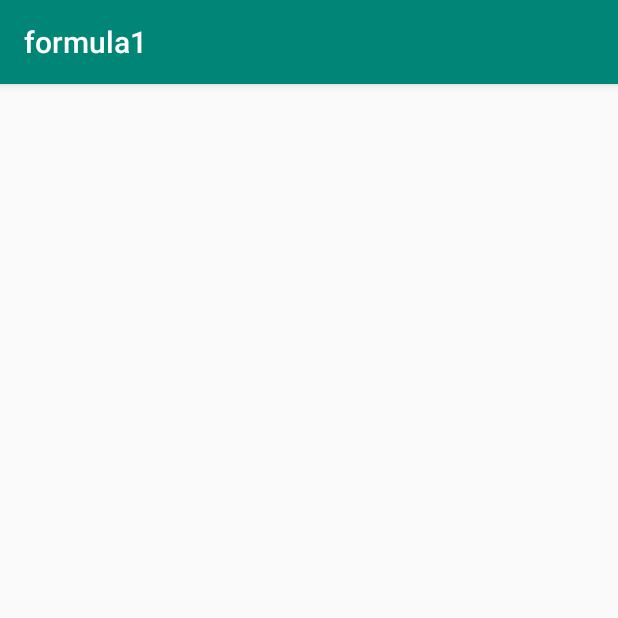
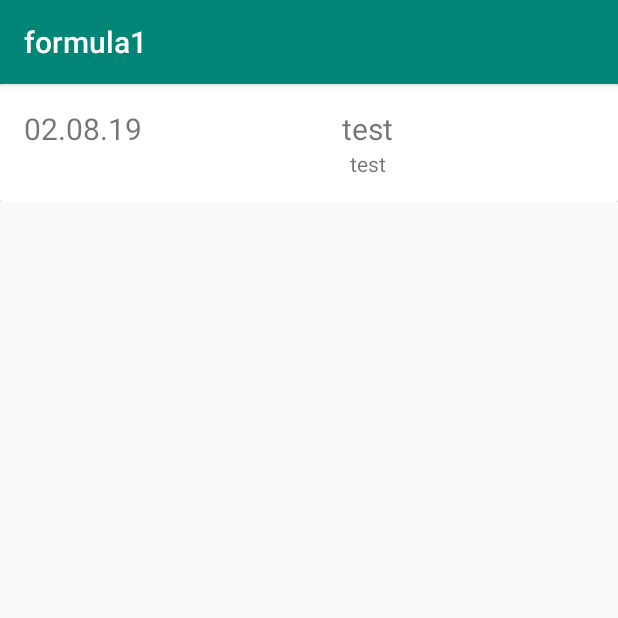
Before and after one commit to Dariaaa/formula1, an Android app: the screen it shows after launch (MainActivity), on a phone screen of 412 x 824 dp, the top half of it. Run offline under Robolectric (Android 15) with nearby library versions, the phone set to English and light mode, and no system bars.

Commit message:
added navigation

```diff
--- a/app/build.gradle
+++ b/app/build.gradle
@@ -42,6 +42,8 @@ dependencies {
     implementation "io.reactivex.rxjava2:rxjava:$rxjava2_version"
     implementation "io.reactivex.rxjava2:rxandroid:$rxandroid_version"
     implementation 'androidx.legacy:legacy-support-v4:1.0.0'
+    implementation "androidx.navigation:navigation-fragment-ktx:$nav_version"
+    implementation "androidx.navigation:navigation-ui-ktx:$nav_version"
     testImplementation 'junit:junit:4.12'
     androidTestImplementation 'androidx.test:runner:1.2.0'
     androidTestImplementation 'androidx.test.espresso:espresso-core:3.2.0'
--- a/app/src/main/java/ru/kd/formula1/MainActivity.kt
+++ b/app/src/main/java/ru/kd/formula1/MainActivity.kt
@@ -2,13 +2,19 @@ package ru.kd.formula1
 
 import androidx.appcompat.app.AppCompatActivity
 import android.os.Bundle
+import androidx.navigation.NavController
+import androidx.navigation.Navigation
+import androidx.navigation.findNavController
 
 class MainActivity : AppCompatActivity() {
 
+    private lateinit var navController: NavController
 
     override fun onCreate(savedInstanceState: Bundle?) {
         super.onCreate(savedInstanceState)
         setContentView(R.layout.activity_main)
+        navController = findNavController(R.id.nav_host_fragment)
+        navController.navigate(R.id.racesFragment)
     }
 
 
--- a/app/src/main/java/ru/kd/formula1/api/entity/RaceTable.kt
+++ b/app/src/main/java/ru/kd/formula1/api/entity/RaceTable.kt
@@ -1,6 +1,5 @@
 package ru.kd.formula1.api.entity
 
-import android.support.v7.util.SortedList
 import com.fasterxml.jackson.annotation.JsonIgnoreProperties
 import com.fasterxml.jackson.annotation.JsonProperty
 
--- a/app/src/main/java/ru/kd/formula1/driver/DriverContract.kt
+++ b/app/src/main/java/ru/kd/formula1/driver/DriverContract.kt
@@ -9,9 +9,9 @@ interface DriverContract{
         fun getAppContext(): Context?
     }
     interface Presenter{
-        fun loadDriverInfo()
         fun attach(view: View)
         fun getContext(): Context?
+        fun loadDriverInfo(driverId: String?)
 
     }
 }
--- a/app/src/main/java/ru/kd/formula1/toplist/TopListContract.kt
+++ b/app/src/main/java/ru/kd/formula1/toplist/TopListContract.kt
@@ -10,10 +10,10 @@ interface TopListContract{
         fun getAppContext(): Context?
     }
     interface Presenter{
-        fun loadTopList()
         fun loadDriverInfo(driverId: String)
         fun getContext(): Context?
         fun attach(view:View)
+        fun loadTopList(season: Int?, round: Int?)
 
     }
 }
--- a/app/src/main/java/ru/kd/formula1/toplist/TopListPresenter.kt
+++ b/app/src/main/java/ru/kd/formula1/toplist/TopListPresenter.kt
@@ -16,7 +16,8 @@ class TopListPresenter:TopListContract.Presenter{
         this.view = view
     }
 
-    override fun loadTopList() {
+    override fun loadTopList(season: Int?, round: Int?) {
+        //todo load data
         val result =  TopListViewModel(listOf(TopListViewModelItem(
             "test", "test",1,50)))
         view.showTopList(result)
--- a/app/src/main/res/layout/activity_main.xml
+++ b/app/src/main/res/layout/activity_main.xml
@@ -7,5 +7,18 @@
         android:layout_height="match_parent"
         tools:context=".MainActivity">
 
+    <fragment
+            android:id="@+id/nav_host_fragment"
+            android:name="androidx.navigation.fragment.NavHostFragment"
+            android:layout_width="0dp"
+            android:layout_height="0dp"
+            app:layout_constraintLeft_toLeftOf="parent"
+            app:layout_constraintRight_toRightOf="parent"
+            app:layout_constraintTop_toTopOf="parent"
+            app:layout_constraintBottom_toBottomOf="parent"
+
+            app:defaultNavHost="true"
+            app:navGraph="@navigation/nav_graph" />
+
 
 </androidx.constraintlayout.widget.ConstraintLayout>
--- /dev/null
+++ b/app/src/main/res/navigation/nav_graph.xml
@@ -0,0 +1,31 @@
+<?xml version="1.0" encoding="utf-8"?>
+<navigation xmlns:android="http://schemas.android.com/apk/res/android"
+            xmlns:app="http://schemas.android.com/apk/res-auto"
+            xmlns:tools="http://schemas.android.com/tools" android:id="@+id/nav_graph"
+            app:startDestination="@id/racesFragment">
+
+    <fragment android:id="@+id/racesFragment" android:name="ru.kd.formula1.races.RacesFragment"
+              android:label="fragment_races" tools:layout="@layout/fragment_races">
+        <action android:id="@+id/action_show_top_list" app:destination="@id/topListFragment">
+            <argument
+                    android:name="season"
+                    app:argType="integer"
+                    android:defaultValue="-1"/>
+            <argument
+                    android:name="season"
+                    app:argType="integer"
+                    android:defaultValue="-1"/>
+        </action>
+    </fragment>
+    <fragment android:id="@+id/topListFragment" android:name="ru.kd.formula1.toplist.TopListFragment"
+              android:label="fragment_top_list" tools:layout="@layout/fragment_top_list">
+        <action android:id="@+id/action_show_driver_info" app:destination="@id/driverFragment">
+            <argument
+                    android:name="driver_id"
+                    app:argType="string"/>
+        </action>
+    </fragment>
+
+    <fragment android:id="@+id/driverFragment" android:name="ru.kd.formula1.driver.DriverFragment"
+              android:label="fragment_driver" tools:layout="@layout/fragment_driver"/>
+</navigation>
```
Also changed, not shown: app/src/main/java/ru/kd/formula1/driver/DriverFragment.kt (+6 -2 lines), app/src/main/java/ru/kd/formula1/driver/DriverPresenter.kt (+4 -4 lines), app/src/main/java/ru/kd/formula1/races/RacesFragment.kt (+6 -1 lines), app/src/main/java/ru/kd/formula1/toplist/TopListFragment.kt (+18 -7 lines), app/src/main/res/layout/item_race_result.xml (+4 -4 lines).
